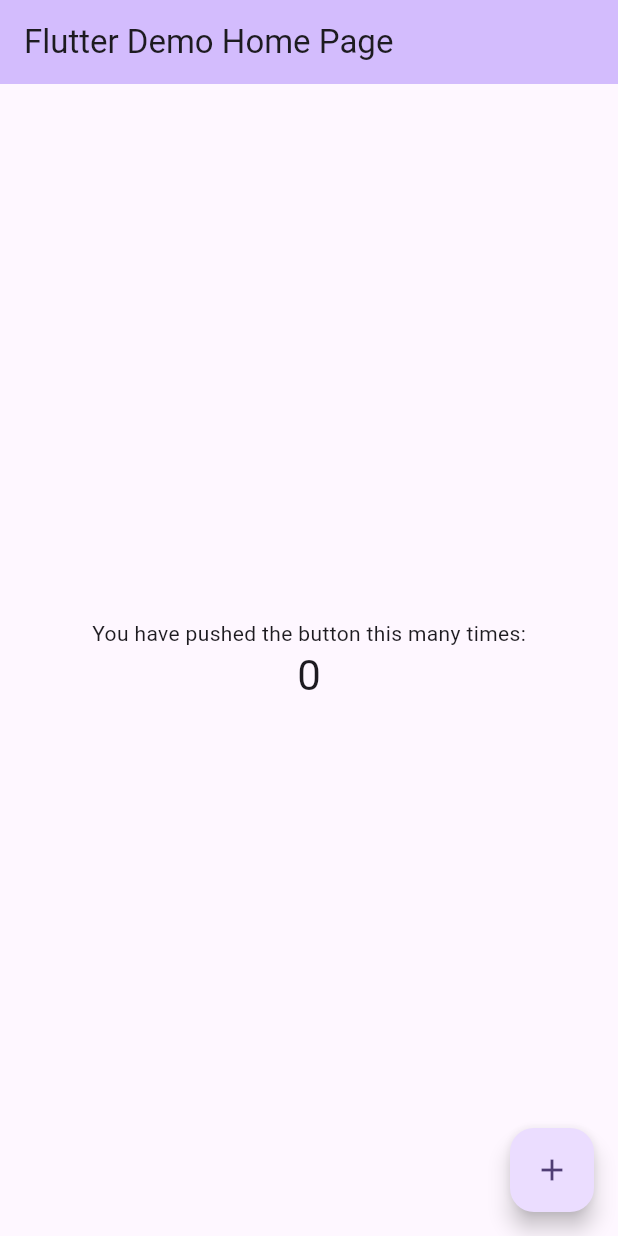
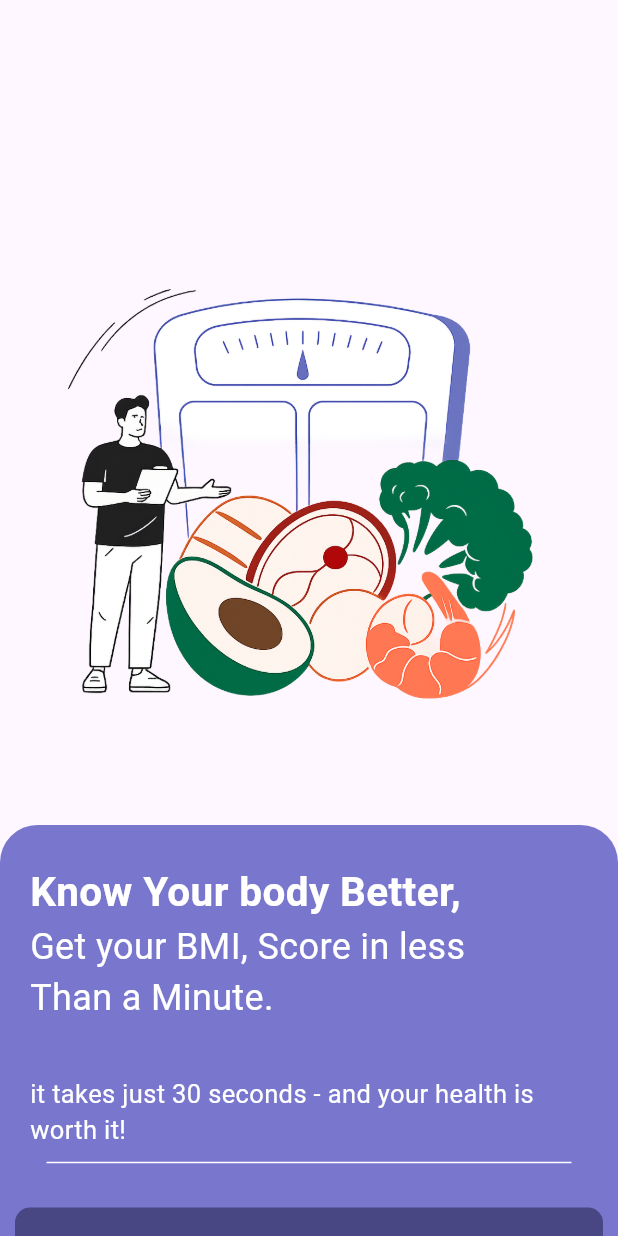
Before and after one commit to Mo123elsayed/BMI-simple-App, a Flutter app: the screen it shows after launch, on a phone screen of 412 x 824 dp. Run offline on Flutter 3.47's test engine with Material 3 defaults, Android fonts, the phone set to English and light mode, and no system bars.

Commit message:
create simple BMI App

```diff
--- /dev/null
+++ b/lib/core/screens/intro_screen.dart
@@ -0,0 +1,109 @@
+import 'package:first_app/core/screens/static_login_screen.dart';
+import 'package:flutter/material.dart';
+
+class IntroScreen extends StatelessWidget {
+  static const routeName = '/intro';
+
+  @override
+  Widget build(BuildContext context) {
+    return Scaffold(
+      body: Column(
+        // mainAxisAlignment: MainAxisAlignment.center,
+        children: [
+          SizedBox(height: 100),
+          Center(
+            child: Container(
+              padding: EdgeInsets.only(left: 20, right: 20),
+              child: Image.asset(
+                'lib/core/assets/images/BMI_image.png',
+                width: 450,
+                height: 450,
+              ),
+            ),
+          ),
+          Container(
+            // height: 300,
+            decoration: BoxDecoration(
+              color: Color(0xFF7876CD),
+              borderRadius: BorderRadius.only(
+                topRight: Radius.circular(25),
+                topLeft: Radius.circular(25),
+              ),
+            ),
+            child: Column(
+              children: [
+                SizedBox(height: 10),
+                Container(
+                  padding: EdgeInsets.only(left: 5),
+                  margin: EdgeInsets.fromLTRB(15, 15, 10, 0),
+                  width: double.infinity,
+                  // height: 40,
+                  child: Text(
+                    'Know Your body Better,',
+                    style: TextStyle(
+                      color: Colors.white,
+                      fontSize: 27,
+                      fontWeight: FontWeight.bold,
+                    ),
+                  ),
+                ),
+                Container(
+                  padding: EdgeInsets.only(left: 5),
+                  margin: EdgeInsets.fromLTRB(15, 0, 10, 0),
+                  width: double.infinity,
+                  // height: 40,
+                  child: Text(
+                    'Get your BMI, Score in less\nThan a Minute.',
+                    style: TextStyle(color: Colors.white, fontSize: 24),
+                  ),
+                ),
+                SizedBox(height: 35),
+                Container(
+                  padding: EdgeInsets.only(left: 5),
+                  margin: EdgeInsets.fromLTRB(15, 0, 10, 0),
+                  width: double.infinity,
+                  // height: 40,
+                  child: Text(
+                    'it takes just 30 seconds - and your health is worth it!',
+                    style: TextStyle(color: Colors.white, fontSize: 17),
+                  ),
+                ),
+                SizedBox(
+                  height: 20,
+                  width: 350,
+                  child: Divider(color: Colors.white),
+                ),
+                Container(
+                  padding: EdgeInsets.all(5),
+                  margin: EdgeInsets.only(
+                    top: 20,
+                    left: 10,
+                    right: 10,
+                    bottom: 20,
+                  ),
+                  width: double.infinity,
+                  decoration: BoxDecoration(
+                    color: Color(0xFF484783),
+                    borderRadius: BorderRadius.circular(10),
+                  ),
+                  child: TextButton(
+                    onPressed: () {
+                      Navigator.of(
+                        context,
+                      ).pushReplacementNamed(StaticLoginScreen.screenRoute);
+                    },
+                    child: Text(
+                      'Get Start',
+                      style: TextStyle(color: Colors.white, fontSize: 20),
+                    ),
+                  ),
+                ),
+                // SizedBox(height: 3),
+              ],
+            ),
+          ),
+        ],
+      ),
+    );
+  }
+}
--- /dev/null
+++ b/lib/core/screens/static_login_screen.dart
@@ -0,0 +1,26 @@
+import 'package:flutter/material.dart';
+
+class StaticLoginScreen extends StatelessWidget {
+  // const StaticLoginScreen({super.key});
+  static const screenRoute = '/login-screen';
+  @override
+  Widget build(BuildContext context) {
+    return Scaffold(
+      appBar: AppBar(
+        title: Center(
+          child: Text(
+            "BMI",
+            style: TextStyle(
+              letterSpacing: 1.3,
+              fontSize: 40,
+              fontWeight: FontWeight.w900,
+            ),
+          ),
+        ),
+      ),
+      body: Column(
+        children: [],
+      ),
+    );
+  }
+}
--- a/lib/main.dart
+++ b/lib/main.dart
@@ -1,122 +1,31 @@
+import 'package:first_app/core/screens/static_login_screen.dart';
 import 'package:flutter/material.dart';
+import 'core/screens/intro_screen.dart';
 
 void main() {
-  runApp(const MyApp());
+  runApp(FirstApp());
 }
 
-class MyApp extends StatelessWidget {
-  const MyApp({super.key});
+/// we use context to access the widget tree
+/// and to get the current state of the widget
+class FirstApp extends StatelessWidget {
+  // const MyApp({super.key});
 
   // This widget is the root of your application.
   @override
   Widget build(BuildContext context) {
     return MaterialApp(
+      debugShowCheckedModeBanner: false,
       title: 'Flutter Demo',
       theme: ThemeData(
         // This is the theme of your application.
-        //
-        // TRY THIS: Try running your application with "flutter run". You'll see
-        // the application has a purple toolbar. Then, without quitting the app,
-        // try changing the seedColor in the colorScheme below to Colors.green
-        // and then invoke "hot reload" (save your changes or press the "hot
-        // reload" button in a Flutter-supported IDE, or press "r" if you used
-        // the command line to start the app).
-        //
-        // Notice that the counter didn't reset back to zero; the application
-        // state is not lost during the reload. To reset the state, use hot
-        // restart instead.
-        //
-        // This works for code too, not just values: Most code changes can be
-        // tested with just a hot reload.
+        primarySwatch: Colors.blue,
         colorScheme: ColorScheme.fromSeed(seedColor: Colors.deepPurple),
       ),
-      home: const MyHomePage(title: 'Flutter Demo Home Page'),
+      routes: {
+        '/': (ctx) => IntroScreen(),
+        StaticLoginScreen.screenRoute: (context) => StaticLoginScreen(),
+      },
     );
   }
 }
-
-class MyHomePage extends StatefulWidget {
-  const MyHomePage({super.key, required this.title});
-
-  // This widget is the home page of your application. It is stateful, meaning
-  // that it has a State object (defined below) that contains fields that affect
-  // how it looks.
-
-  // This class is the configuration for the state. It holds the values (in this
-  // case the title) provided by the parent (in this case the App widget) and
-  // used by the build method of the State. Fields in a Widget subclass are
-  // always marked "final".
-
-  final String title;
-
-  @override
-  State<MyHomePage> createState() => _MyHomePageState();
-}
-
-class _MyHomePageState extends State<MyHomePage> {
-  int _counter = 0;
-
-  void _incrementCounter() {
-    setState(() {
-      // This call to setState tells the Flutter framework that something has
-      // changed in this State, which causes it to rerun the build method below
-      // so that the display can reflect the updated values. If we changed
-      // _counter without calling setState(), then the build method would not be
-      // called again, and so nothing would appear to happen.
-      _counter++;
-    });
-  }
-
-  @override
-  Widget build(BuildContext context) {
-    // This method is rerun every time setState is called, for instance as done
-    // by the _incrementCounter method above.
-    //
-    // The Flutter framework has been optimized to make rerunning build methods
-    // fast, so that you can just rebuild anything that needs updating rather
-    // than having to individually change instances of widgets.
-    return Scaffold(
-      appBar: AppBar(
-        // TRY THIS: Try changing the color here to a specific color (to
-        // Colors.amber, perhaps?) and trigger a hot reload to see the AppBar
-        // change color while the other colors stay the same.
-        backgroundColor: Theme.of(context).colorScheme.inversePrimary,
-        // Here we take the value from the MyHomePage object that was created by
-        // the App.build method, and use it to set our appbar title.
-        title: Text(widget.title),
-      ),
-      body: Center(
-        // Center is a layout widget. It takes a single child and positions it
-        // in the middle of the parent.
-        child: Column(
-          // Column is also a layout widget. It takes a list of children and
-          // arranges them vertically. By default, it sizes itself to fit its
-          // children horizontally, and tries to be as tall as its parent.
-          //
-          // Column has various properties to control how it sizes itself and
-          // how it positions its children. Here we use mainAxisAlignment to
-          // center the children vertically; the main axis here is the vertical
-          // axis because Columns are vertical (the cross axis would be
-          // horizontal).
-          //
-          // TRY THIS: Invoke "debug painting" (choose the "Toggle Debug Paint"
-          // action in the IDE, or press "p" in the console), to see the
-          // wireframe for each widget.
-          mainAxisAlignment: MainAxisAlignment.center,
-          children: <Widget>[
-            const Text('You have pushed the button this many times:'),
-            Text(
-              '$_counter',
-              style: Theme.of(context).textTheme.headlineMedium,
-            ),
-          ],
-        ),
-      ),
-      floatingActionButton: FloatingActionButton(
-        onPressed: _incrementCounter,
-        tooltip: 'Increment',
-        child: const Icon(Icons.add),
-      ), // This trailing comma makes auto-formatting nicer for build methods.
-    );
-  }
-}
--- a/pubspec.yaml
+++ b/pubspec.yaml
@@ -58,8 +58,8 @@ flutter:
   uses-material-design: true
 
   # To add assets to your application, add an assets section, like this:
-  # assets:
-  #   - images/a_dot_burr.jpeg
+  assets:
+      - lib/core/assets/images/
   #   - images/a_dot_ham.jpeg
 
   # An image asset can refer to one or more resolution-specific "variants", see
```
Also changed, not shown: lib/core/assets/images/BMI_image.png (added).
